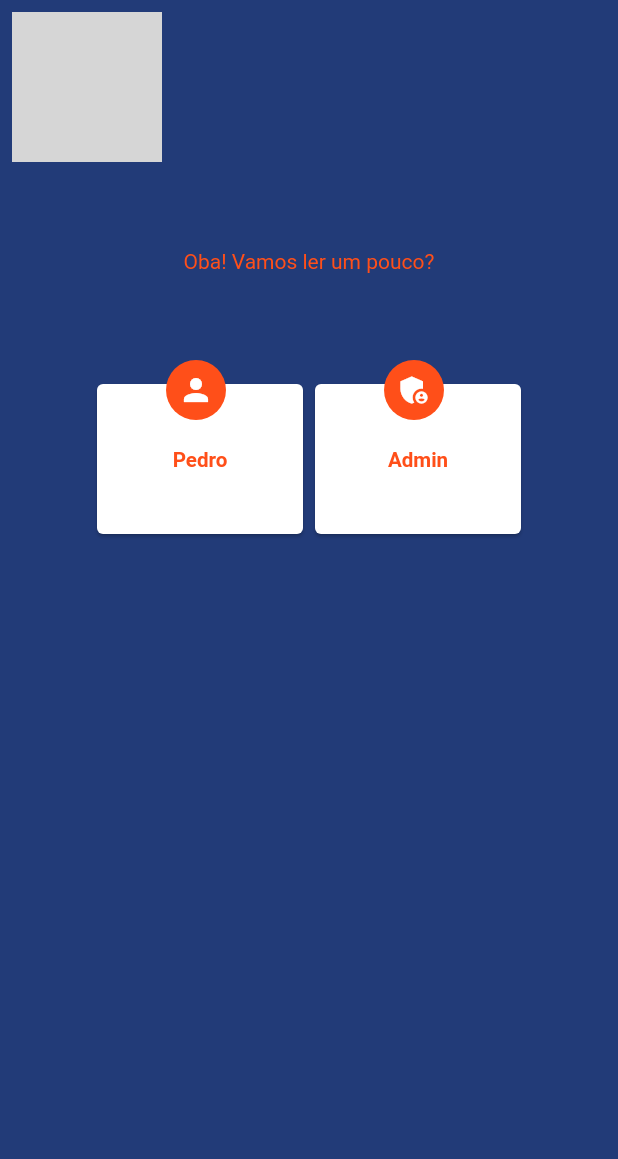
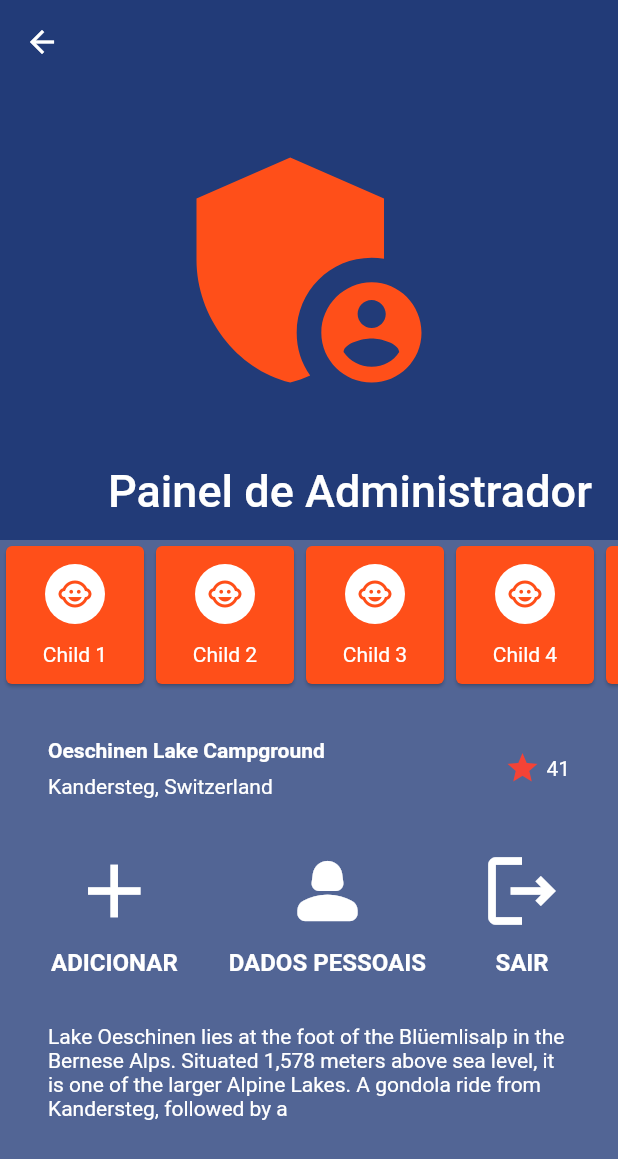
Before and after one commit to pbelfort/appRead, a Flutter app: the HomePage screen opened by its route, after a tap on "Admin", on a phone screen of 412 x 824 dp. Shown: the top 1159 px of the screen. Run offline on Flutter 3.47's test engine with Material 2 defaults, Android fonts, the phone set to English and light mode, and no system bars; our stand-ins replace faker, flutter_screenutil, get, lottie, pin_code_fields, shared_preferences; missing offline and left inert: easy_mask; accounts and stored records are empty; Roboto replaces fonts that are missing (OpenSans); grey boxes are pictures that could not be loaded.

Commit message:
update admin painel

```diff
--- a/lib/app/data/provider/remote/register/user_register_provider.dart
+++ b/lib/app/data/provider/remote/register/user_register_provider.dart
@@ -95,13 +95,12 @@ class UserRegisterProvider extends GetConnect implements IUserRegisterProvider {
         final error = response.body['401'];
 
         if (error != null) {
-          print(error);
-          return null;
+          return error;
         }
         return UserModel.fromMap(response.body['user']);
       }
-    } catch (e) {
-      print(e);
+    } catch (_) {
+      //do nothing
     }
     return null;
   }
@@ -114,8 +113,8 @@ class UserRegisterProvider extends GetConnect implements IUserRegisterProvider {
         '',
       );
       return response.statusCode!;
-    } catch (e) {
-      print(e);
+    } catch (_) {
+      //do nothing
     }
     return 404;
   }
--- /dev/null
+++ b/lib/app/modules/admin/admin_binding.dart
@@ -0,0 +1,10 @@
+import 'package:get/get.dart';
+
+import 'admin_controller.dart';
+
+class AdminBinding implements Bindings {
+  @override
+  void dependencies() {
+    Get.put(AdminController());
+  }
+}
--- /dev/null
+++ b/lib/app/modules/admin/admin_controller.dart
@@ -0,0 +1,8 @@
+import 'package:get/get.dart';
+
+class AdminController extends GetxController {
+  @override
+  Future<void> onReady() async {
+    super.onReady();
+  }
+}
--- /dev/null
+++ b/lib/app/modules/admin/admin_page.dart
@@ -0,0 +1,186 @@
+import 'package:app_read/app/modules/splash/splash_controller.dart';
+import 'package:app_read/app/theme/app_colors.dart';
+import 'package:app_read/app/theme/app_text_styles.dart';
+import 'package:flutter/material.dart';
+import 'package:get/get.dart';
+
+class AdminPage extends GetView<SplashController> {
+  const AdminPage({Key? key}) : super(key: key);
+
+  @override
+  Widget build(BuildContext context) {
+    Widget titleSection = Container(
+      padding: const EdgeInsets.all(32),
+      child: Row(
+        children: [
+          Expanded(
+            child: Column(
+              crossAxisAlignment: CrossAxisAlignment.start,
+              children: [
+                Container(
+                  padding: const EdgeInsets.only(bottom: 8),
+                  child: const Text(
+                    'Oeschinen Lake Campground',
+                    style: TextStyle(
+                      fontWeight: FontWeight.bold,
+                      color: AppColors.white,
+                    ),
+                  ),
+                ),
+                const Text(
+                  'Kandersteg, Switzerland',
+                  style: TextStyle(
+                    color: AppColors.white,
+                  ),
+                ),
+              ],
+            ),
+          ),
+          /*3*/
+          Icon(
+            Icons.star,
+            color: Colors.red[500],
+          ),
+          const Padding(
+            padding: EdgeInsets.only(left: 4.0),
+            child: Text(
+              '41',
+              style: TextStyle(
+                color: AppColors.white,
+              ),
+            ),
+          ),
+        ],
+      ),
+    );
+
+    Widget buttonSection = Row(
+      mainAxisAlignment: MainAxisAlignment.spaceEvenly,
+      children: [
+        _buildButtonColumn(
+          icon: Icons.add,
+          label: 'ADICIONAR',
+          action: () {},
+        ),
+        _buildButtonColumn(
+          icon: Icons.person_2_rounded,
+          label: 'DADOS PESSOAIS',
+          action: () {},
+        ),
+        _buildButtonColumn(
+          icon: Icons.logout_outlined,
+          label: 'SAIR',
+          action: () {},
+        ),
+      ],
+    );
+
+    Widget textSection = Container(
+      padding: const EdgeInsets.all(32),
+      child: const Text(
+        'Lake Oeschinen lies at the foot of the Blüemlisalp in the Bernese '
+        'Alps. Situated 1,578 meters above sea level, it is one of the '
+        'larger Alpine Lakes. A gondola ride from Kandersteg, followed by a ',
+        softWrap: true,
+        style: TextStyle(
+          color: AppColors.white,
+        ),
+      ),
+    );
+
+    return Scaffold(
+      backgroundColor: AppColors.backgroundColorWithAlpha,
+      body: CustomScrollView(
+        slivers: <Widget>[
+          const SliverAppBar(
+            backgroundColor: AppColors.backgroundColor,
+            pinned: true,
+            expandedHeight: 360.0,
+            flexibleSpace: FlexibleSpaceBar(
+              title: Text('Painel de Administrador'),
+              background: Icon(
+                Icons.admin_panel_settings,
+                size: 200,
+                color: AppColors.primaryColor,
+              ),
+            ),
+          ),
+          SliverToBoxAdapter(
+            child: SizedBox(
+              height: 100.0,
+              child: ListView.builder(
+                scrollDirection: Axis.horizontal,
+                itemCount: 10,
+                itemBuilder: (context, index) {
+                  return SizedBox(
+                    width: 100.0,
+                    child: Card(
+                      color: AppColors.primaryColor,
+                      child: Column(
+                        mainAxisAlignment: MainAxisAlignment.center,
+                        children: [
+                          const CircleAvatar(
+                              backgroundColor: AppColors.white,
+                              child: Icon(
+                                Icons.child_care,
+                                color: AppColors.primaryColor,
+                              )),
+                          Padding(
+                            padding: const EdgeInsets.only(top: 12.0),
+                            child: Text(
+                              'Child ${index + 1}',
+                              style: const TextStyle(
+                                color: AppColors.white,
+                              ),
+                            ),
+                          )
+                        ],
+                      ),
+                    ),
+                  );
+                },
+              ),
+            ),
+          ),
+          SliverToBoxAdapter(
+            child: titleSection,
+          ),
+          SliverToBoxAdapter(
+            child: buttonSection,
+          ),
+          SliverToBoxAdapter(
+            child: textSection,
+          ),
+        ],
+      ),
+    );
+  }
+}
+
+Column _buildButtonColumn({
+  required IconData icon,
+  required String label,
+  required Function() action,
+}) {
+  return Column(
+    mainAxisSize: MainAxisSize.min,
+    mainAxisAlignment: MainAxisAlignment.center,
+    children: [
+      InkWell(
+        onTap: action,
+        child: Icon(
+          icon,
+          color: AppColors.white,
+          size: 60,
+        ),
+      ),
+      Container(
+        margin: const EdgeInsets.only(top: 8),
+        child: Text(
+          label,
+          style: AppTextStyles.textBold14,
+        ),
+      ),
+    ],
+  );
+}
--- a/lib/app/modules/home/home_controller.dart
+++ b/lib/app/modules/home/home_controller.dart
@@ -3,7 +3,7 @@ import 'package:get/get.dart';
 
 class HomePageController extends GetxController {
   void goToAdminPage() {
-    print('admin page');
+    Get.toNamed(Routes.ADMIN);
   }
 
   void goToUserBookPage() {
--- a/lib/app/routes/app_pages.dart
+++ b/lib/app/routes/app_pages.dart
@@ -5,6 +5,8 @@ import 'package:app_read/app/modules/reading/reading_page.dart';
 import 'package:app_read/app/modules/splash/splash_binding.dart';
 import 'package:app_read/app/modules/splash/splash_page.dart';
 import 'package:app_read/app/modules/user_book/user_book_page.dart';
+import '../modules/admin/admin_binding.dart';
+import '../modules/admin/admin_page.dart';
 import '../modules/home/home_binding.dart';
 import '../modules/home/home_page.dart';
 import '../modules/initial/initial_binding.dart';
@@ -93,5 +95,12 @@ class AppPages {
       page: () => const QuizPage(),
       binding: QuizBinding(),
     ),
+
+    //ADMIN PAGE
+    GetPage(
+      name: Routes.ADMIN,
+      page: () => const AdminPage(),
+      binding: AdminBinding(),
+    ),
   ];
 }
--- a/lib/app/routes/app_routes.dart
+++ b/lib/app/routes/app_routes.dart
@@ -13,4 +13,5 @@ abstract class Routes {
   static const LIBRARY = '/library';
   static const READING_BOOK = '/reading_book';
   static const QUIZ = '/quiz';
+  static const ADMIN = '/admin';
 }
--- a/lib/app/theme/app_colors.dart
+++ b/lib/app/theme/app_colors.dart
@@ -5,10 +5,14 @@ class AppColors {
 
   static const Color headerColor = Color(0xFF0B0E11);
   static const Color backgroundColor = Color(0xFF223b78);
+  static Color backgroundColorWithAlpha =
+      const Color(0xFF223b78).withAlpha(200);
 
   static const Color black = Color(0xFF000000);
 
   static const Color darkGray = Color(0xFF333333);
+  static const Color mediumDarkGray = Color(0xFF555555);
+
   static const Color disabled = Color(0xFF161C22);
 
   static const Color mediumGray = Color.fromARGB(255, 216, 213, 213);
--- a/lib/app/theme/app_text_styles.dart
+++ b/lib/app/theme/app_text_styles.dart
@@ -8,7 +8,7 @@ class AppTextStyles {
   static TextStyle textBold14 = TextStyle(
     fontSize: 14.sp,
     fontWeight: FontWeight.w700,
-    color: AppColors.black,
+    color: AppColors.white,
   );
   static TextStyle textBold16 = TextStyle(
     fontSize: 16.sp,
```
